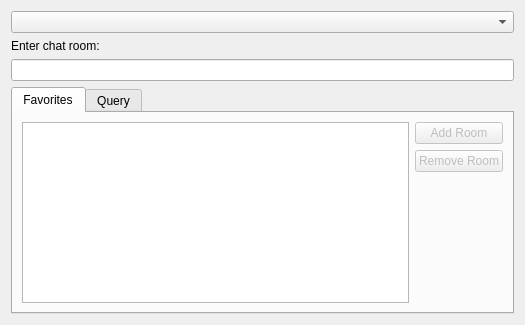
The window that dialogs/join-chat-room-dialog.ui (KDE/ktp-contact-list) describes before a commit, drawn with Qt 5.
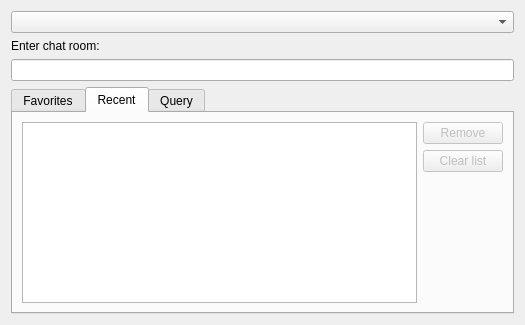
The same window after the commit. The open tabs and pages were chosen to show the change. Custom widgets are drawn as their Qt base class.

Commit message:
Maintain a list of recently used rooms in JoinChatroomDialog
Upon joining a room (more exact upon clicking "Ok") the room is saved in
the recently used list for this account.
ATM it remembers up to 8 rooms and single rooms can be removed as well
as the whole list can be cleared.

The complete list is shown in a new tab and the rooms are used for
completion in the lineEdit.

The edit to the form file:
```diff
--- a/dialogs/join-chat-room-dialog.ui
+++ b/dialogs/join-chat-room-dialog.ui
@@ -93,6 +93,53 @@
        </item>
       </layout>
      </widget>
+     <widget class="QWidget" name="recentTab">
+      <attribute name="title">
+       <string>Recent</string>
+      </attribute>
+      <layout class="QHBoxLayout" name="horizontalLayout_3">
+       <item>
+        <widget class="QListWidget" name="recentListWidget"/>
+       </item>
+       <item>
+        <layout class="QVBoxLayout" name="verticalLayout_5">
+         <item>
+          <widget class="QPushButton" name="removeRecentPushButton">
+           <property name="enabled">
+            <bool>false</bool>
+           </property>
+           <property name="text">
+            <string>Remove</string>
+           </property>
+          </widget>
+         </item>
+         <item>
+          <widget class="QPushButton" name="clearRecentPushButton">
+           <property name="enabled">
+            <bool>false</bool>
+           </property>
+           <property name="text">
+            <string>Clear list</string>
+           </property>
+          </widget>
+         </item>
+         <item>
+          <spacer name="verticalSpacer_2">
+           <property name="orientation">
+            <enum>Qt::Vertical</enum>
+           </property>
+           <property name="sizeHint" stdset="0">
+            <size>
+             <width>20</width>
+             <height>40</height>
+            </size>
+           </property>
+          </spacer>
+         </item>
+        </layout>
+       </item>
+      </layout>
+     </widget>
      <widget class="QWidget" name="queryTab">
       <attribute name="title">
        <string>Query</string>
```
The commit also changes 2 other files.
